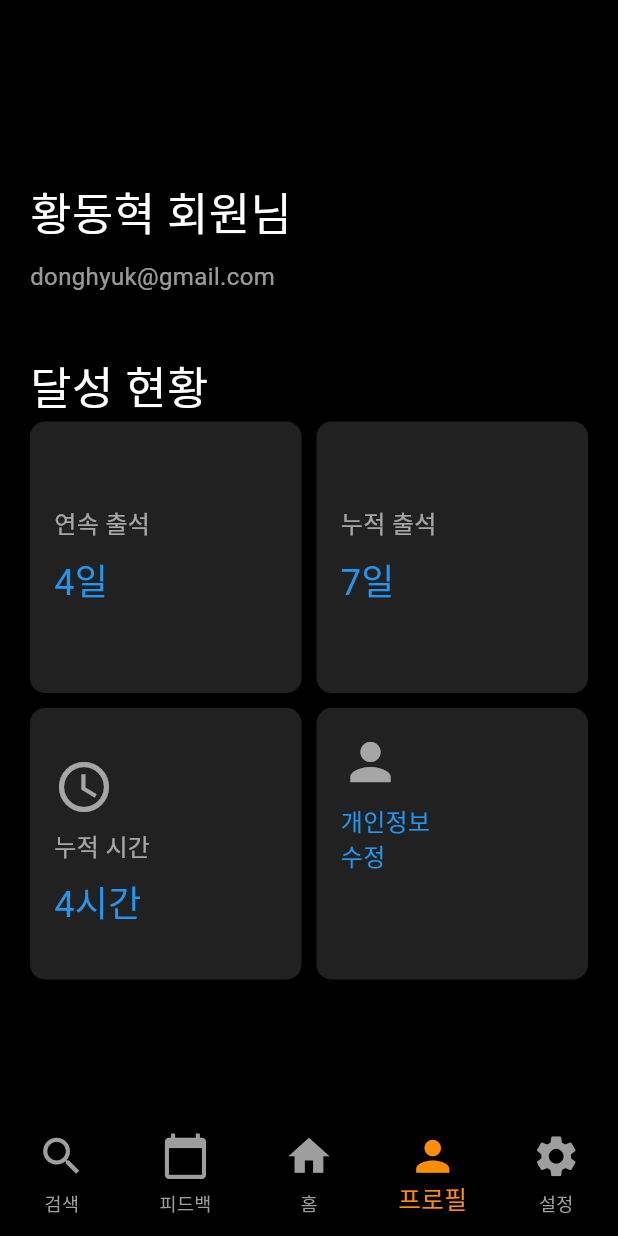
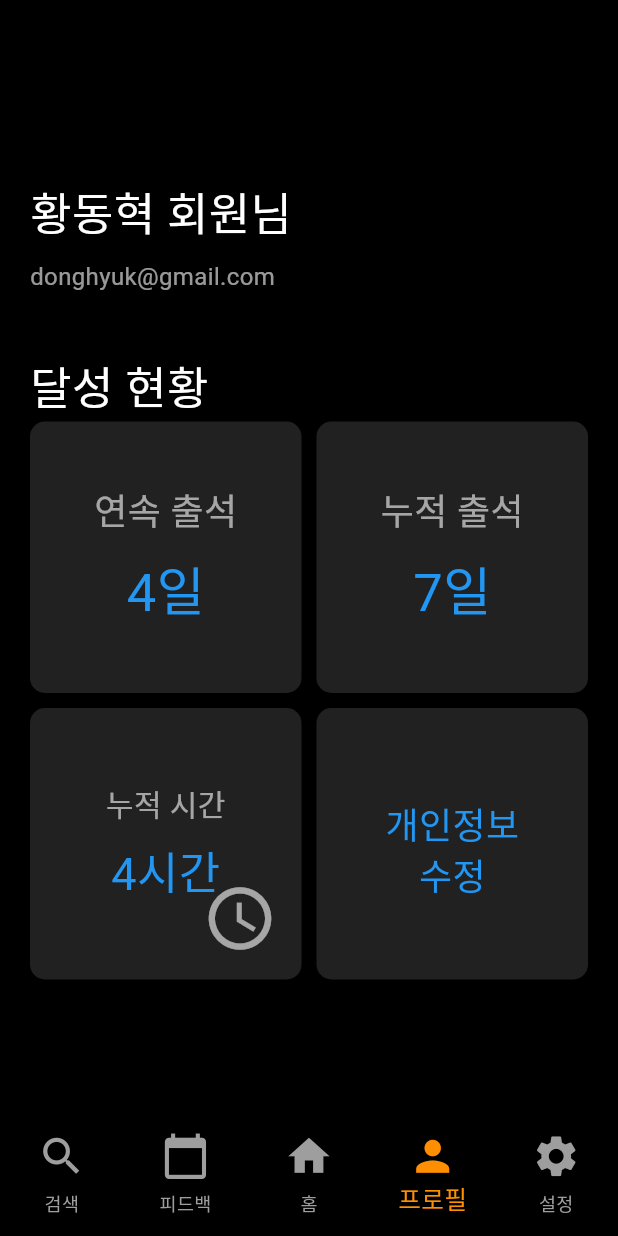
Before and after one commit to lifeisgenie/FitMotion, a Flutter app: the ProfilePage screen opened directly, on a phone screen of 412 x 824 dp. Run offline on Flutter 3.47's test engine with Material 3 defaults, Android fonts, the phone set to English and light mode, and no system bars; our stand-ins replace camera, carousel_slider, flutter_dotenv, shared_preferences; accounts and stored records are empty.

Commit message:
[FE] design : 박스 안 텍스트 크기 수정

```diff
--- a/Frontend/lib/pages/profile.dart
+++ b/Frontend/lib/pages/profile.dart
@@ -97,32 +97,14 @@ class _ProfilePage extends State<ProfilePage> {
                 crossAxisSpacing: 10,
                 mainAxisSpacing: 10,
                 children: [
-                  _buildStatCard('연속 출석', '${widget.consecutiveDays}일', 16, 24),
-                  _buildStatCard('누적 출석', '${widget.totalDays}일', 16, 24),
+                  _buildStatCard('연속 출석', '${widget.consecutiveDays}일', 24, 35),
+                  _buildStatCard('누적 출석', '${widget.totalDays}일', 24, 35),
                   _buildStatCardWithIcon('누적 시간', '${widget.totalTime}시간',
-                      Icons.access_time, 16, 24),
-                  _buildActionCard('개인정보', '수정', Icons.person, 16, 16),
+                      Icons.access_time, 20, 30),
+                  _buildActionCard('개인정보', '수정', Icons.person, 24, 24),
                 ],
               ),
             ),
-            // ElevatedButton(
-            //   onPressed: () {
-            //     // 뒤로가기 버튼 클릭 시 처리할 로직 추가
-            //     Navigator.of(context).pop();
-            //   },
-            //   style: ElevatedButton.styleFrom(
-            //     backgroundColor: Colors.blue,
-            //     padding: EdgeInsets.symmetric(vertical: 16.0, horizontal: 32.0),
-            //     shape: RoundedRectangleBorder(
-            //       borderRadius: BorderRadius.circular(10.0),
-            //     ),
-            //   ),
-            //   child: Text(
-            //     '뒤로가기',
-            //     style: TextStyle(color: Colors.white, fontSize: 16),
-            //   ),
-            // ),
-            // SizedBox(height: 0),
           ],
         ),
       ),
@@ -142,8 +124,7 @@ class _ProfilePage extends State<ProfilePage> {
         borderRadius: BorderRadius.circular(10.0),
       ),
       child: Column(
-        crossAxisAlignment: CrossAxisAlignment.start,
-        //
+        crossAxisAlignment: CrossAxisAlignment.center,
         mainAxisAlignment: MainAxisAlignment.center,
         children: [
           Text(
@@ -170,16 +151,17 @@ class _ProfilePage extends State<ProfilePage> {
         color: Colors.grey[900],
         borderRadius: BorderRadius.circular(10.0),
       ),
+      child: Stack(
+        children: [
+          Center(
             child: Column(
-        crossAxisAlignment: CrossAxisAlignment.start,
-        //
+              crossAxisAlignment: CrossAxisAlignment.center,
               mainAxisAlignment: MainAxisAlignment.center,
               children: [
-          Icon(icon, color: Colors.white60, size: 40),
-          SizedBox(height: 8),
                 Text(
                   label,
-            style: TextStyle(fontSize: labelFontSize, color: Colors.white60),
+                  style:
+                      TextStyle(fontSize: labelFontSize, color: Colors.white60),
                   textAlign: TextAlign.left,
                 ),
                 SizedBox(height: 8),
@@ -187,6 +169,18 @@ class _ProfilePage extends State<ProfilePage> {
                   value,
                   style: TextStyle(fontSize: valueFontSize, color: Colors.blue),
                   textAlign: TextAlign.left,
+                ),
+              ],
+            ),
+          ),
+          Positioned(
+            right: 0,
+            bottom: 0,
+            child: Icon(
+              icon,
+              color: Colors.white60,
+              size: 50,
+            ),
           ),
         ],
       ),
@@ -202,11 +196,10 @@ class _ProfilePage extends State<ProfilePage> {
         borderRadius: BorderRadius.circular(10.0),
       ),
       child: Column(
-        crossAxisAlignment: CrossAxisAlignment.start,
+        crossAxisAlignment: CrossAxisAlignment.center,
         //
-        mainAxisAlignment: MainAxisAlignment.start,
+        mainAxisAlignment: MainAxisAlignment.center,
         children: [
-          Icon(icon, color: Colors.white60, size: 40),
           SizedBox(height: 8),
           Text(label1,
               style: TextStyle(fontSize: labelFontSize, color: Colors.blue),
```
Lines whose indentation alone changed are shown as unchanged.
